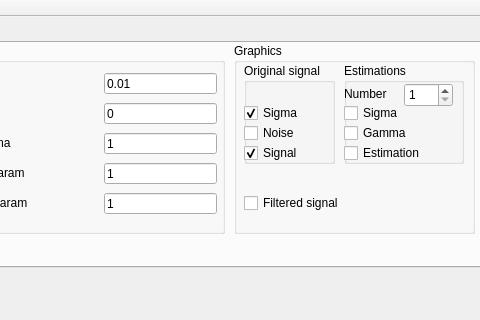
Qt form mainwindow.ui (ilyamisyura/filtrationcomplex) before a commit; both pictures show x 458 to 938 and y 0 to 320 of the 938 by 684 pixel window.
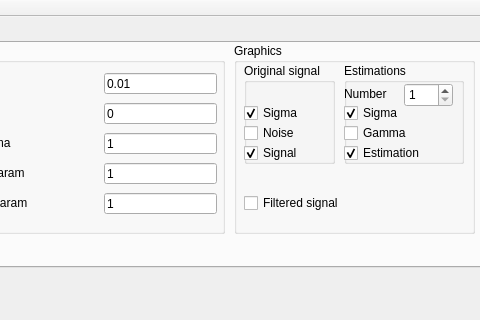
The same form after that commit. Custom widgets are drawn as their Qt base class.

```diff
--- a/mainwindow.ui
+++ b/mainwindow.ui
@@ -671,6 +671,9 @@
         <property name="text">
          <string>Sigma</string>
         </property>
+        <property name="checked">
+         <bool>true</bool>
+        </property>
        </widget>
        <widget class="QCheckBox" name="estimationGammaCheckBox">
         <property name="geometry">
@@ -697,6 +700,9 @@
         <property name="text">
          <string>Estimation</string>
         </property>
+        <property name="checked">
+         <bool>true</bool>
+        </property>
        </widget>
       </widget>
       <widget class="QCheckBox" name="filteredSignalCheckBox">
```
